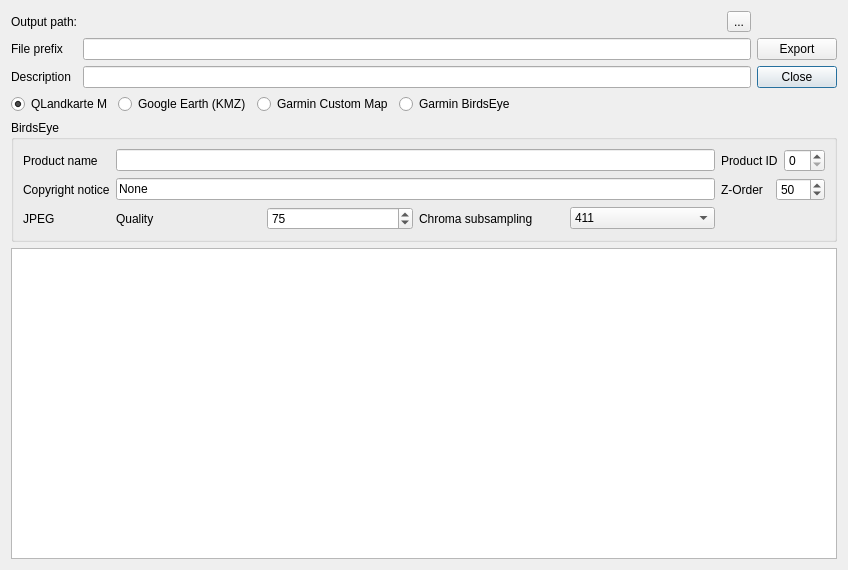
Above: src/IMapQMAPExport.ui from ntruchsess/QLandkarteGT before the change. Below: the same form after it.
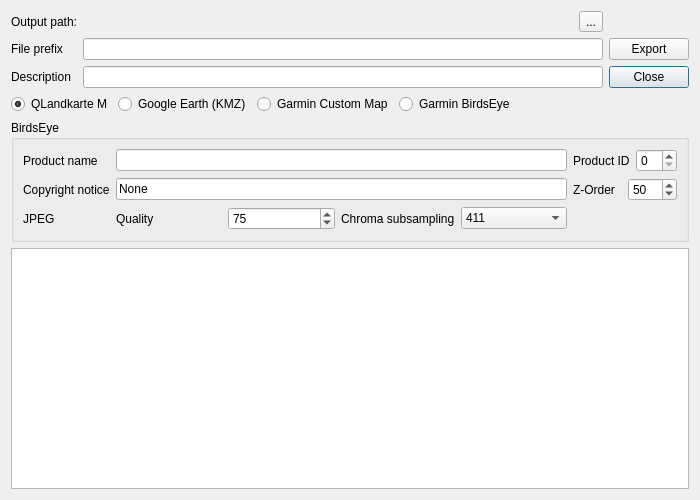
That is the form after the change.

Patch:
```diff
--- a/src/IMapQMAPExport.ui
+++ b/src/IMapQMAPExport.ui
@@ -6,8 +6,8 @@
    <rect>
     <x>0</x>
     <y>0</y>
-    <width>848</width>
-    <height>570</height>
+    <width>700</width>
+    <height>500</height>
    </rect>
   </property>
   <property name="windowTitle">
```
